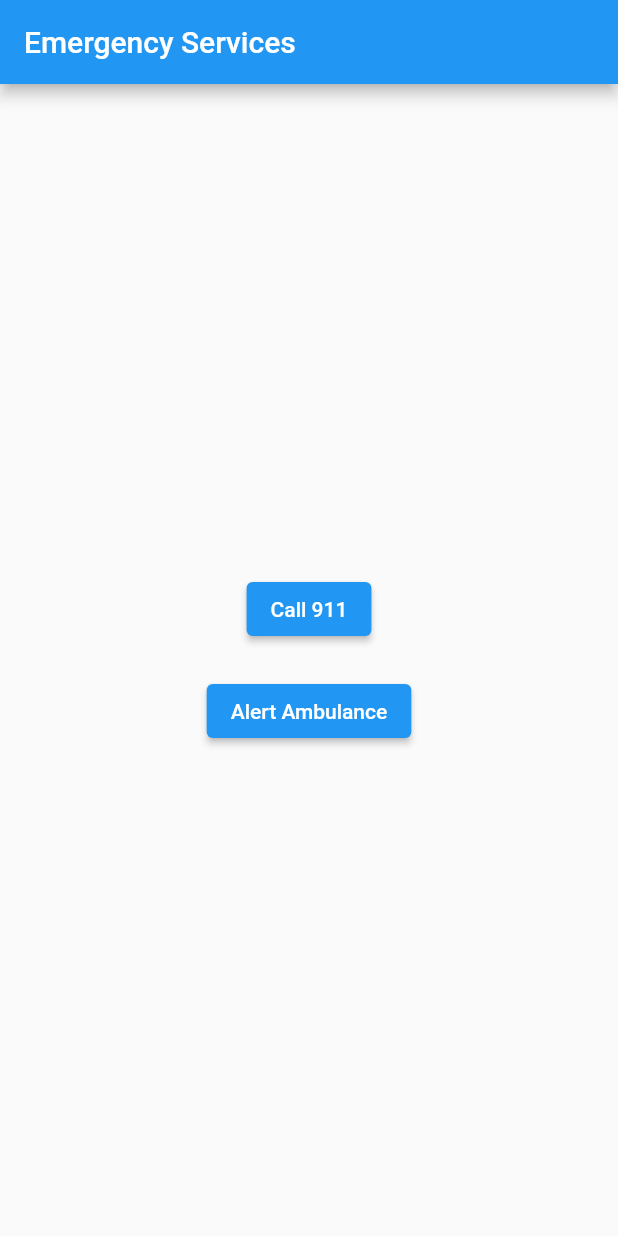
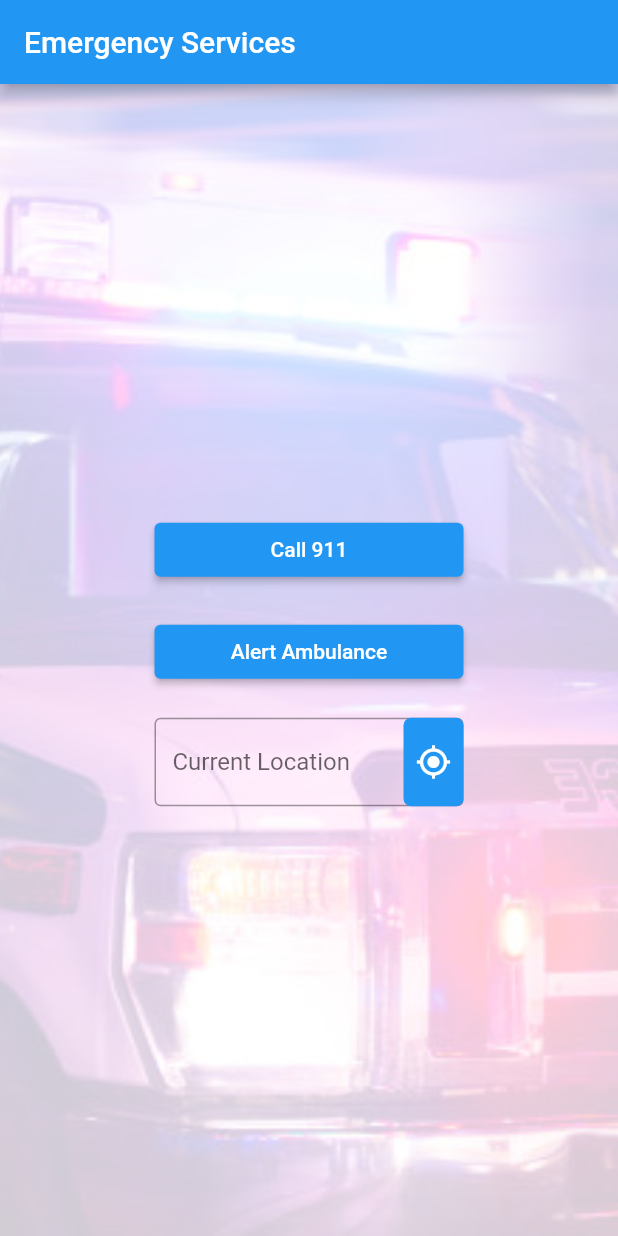
Before and after one commit to KRAFT-NIGHT-FENNS/Fenns, a Flutter app: the screen it shows after launch, on a phone screen of 412 x 824 dp. Run offline on Flutter 3.47's test engine with Material 2 defaults, Android fonts, the light colour scheme and no system bars; our stand-ins replace geolocator.

Commit message:
Home page design
methods to fetch current location of the device

```diff
--- a/lib/amb.dart
+++ b/lib/amb.dart
@@ -1,8 +1,22 @@
 import 'package:flutter/material.dart';
 import 'package:url_launcher/url_launcher.dart';
+import 'package:geolocator/geolocator.dart';
 
-class AmbulancePage extends StatelessWidget {
+class AmbulancePage extends StatefulWidget {
   const AmbulancePage({Key? key}) : super(key: key);
+
+  @override
+  _AmbulancePageState createState() => _AmbulancePageState();
+}
+
+class _AmbulancePageState extends State<AmbulancePage> {
+  final TextEditingController _locationController = TextEditingController();
+
+  @override
+  void dispose() {
+    _locationController.dispose();
+    super.dispose();
+  }
 
   @override
   Widget build(BuildContext context) {
@@ -10,20 +24,74 @@ class AmbulancePage extends StatelessWidget {
       appBar: AppBar(
         title: const Text('Emergency Services'),
       ),
-      body: Center(
+      body: Container(
+        height: MediaQuery.of(context).size.height,
+        width: MediaQuery.of(context).size.width,
+        decoration: BoxDecoration(
+          image: DecorationImage(
+            image: AssetImage('assets/images/background.jpg'),
+            fit: BoxFit.cover,
+          ),
+        ),
+        child: Container(
+          decoration: BoxDecoration(
+            color: Colors.white.withOpacity(0.8),
+          ),
+          child: FractionallySizedBox(
+            widthFactor: 0.5,
             child: Column(
               mainAxisAlignment: MainAxisAlignment.center,
               children: [
-            ElevatedButton(
+                FractionallySizedBox(
+                  widthFactor: 1.0,
+                  child: ElevatedButton(
                     onPressed: () {},
                     child: const Text('Call 911'),
                   ),
+                ),
                 const SizedBox(height: 20),
-            ElevatedButton(
+                FractionallySizedBox(
+                  widthFactor: 1.0,
+                  child: ElevatedButton(
                     onPressed: () => _alertAmbulance(context),
                     child: const Text('Alert Ambulance'),
                   ),
+                ),
+                const SizedBox(height: 20),
+                Stack(
+                  children: [
+                    TextFormField(
+                      controller: _locationController,
+                      readOnly: true,
+                      decoration: InputDecoration(
+                        labelText: 'Current Location',
+                        border: OutlineInputBorder(),
+                      ),
+                    ),
+                    Positioned(
+                      right: 0,
+                      top: 0,
+                      bottom: 0,
+                      child: GestureDetector(
+                        onTap: () => _fetchLocation(context),
+                        child: Container(
+                          padding: const EdgeInsets.all(8),
+                          decoration: BoxDecoration(
+                            color: Colors.blue,
+                            borderRadius: BorderRadius.circular(5),
+                          ),
+                          child: const Icon(
+                            Icons.my_location,
+                            color: Colors.white,
+                          ),
+                        ),
+                      ),
+                    ),
                   ],
+                ),
+              ],
+            ),
+          ),
         ),
       ),
     );
@@ -50,4 +118,19 @@ class AmbulancePage extends StatelessWidget {
       },
     );
   }
+
+  void _fetchLocation(BuildContext context) async {
+    try {
+      Position position = await Geolocator.getCurrentPosition(
+          desiredAccuracy: LocationAccuracy.high);
+      String location =
+          'Latitude: ${position.latitude}, Longitude: ${position.longitude}';
+      setState(() {
+        _locationController.text = location;
+      });
+    } catch (e) {
+      ScaffoldMessenger.of(context).showSnackBar(SnackBar(
+          content: Text('Could not fetch location. Error: $e')));
     }
+  }
+}
--- a/pubspec.yaml
+++ b/pubspec.yaml
@@ -36,6 +36,8 @@ dependencies:
   # Use with the CupertinoIcons class for iOS style icons.
   cupertino_icons: ^1.0.2
   url_launcher: ^6.1.10
+  geolocator: ^9.0.0
+
 
 dev_dependencies:
   flutter_test:
@@ -53,6 +55,8 @@ dev_dependencies:
 
 # The following section is specific to Flutter packages.
 flutter:
+  assets:
+    - assets/images/background.jpg
 
   # The following line ensures that the Material Icons font is
   # included with your application, so that you can use the icons in
```
Also changed, not shown: assets/images/background.jpg (added), pubspec.lock, 4 other files. Lines whose indentation alone changed are shown as unchanged.
